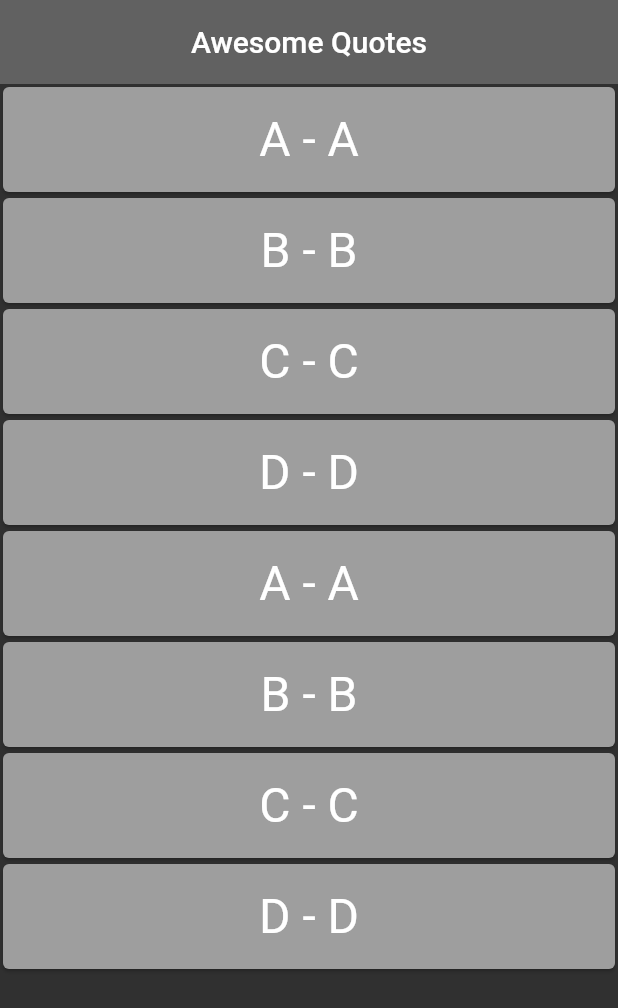
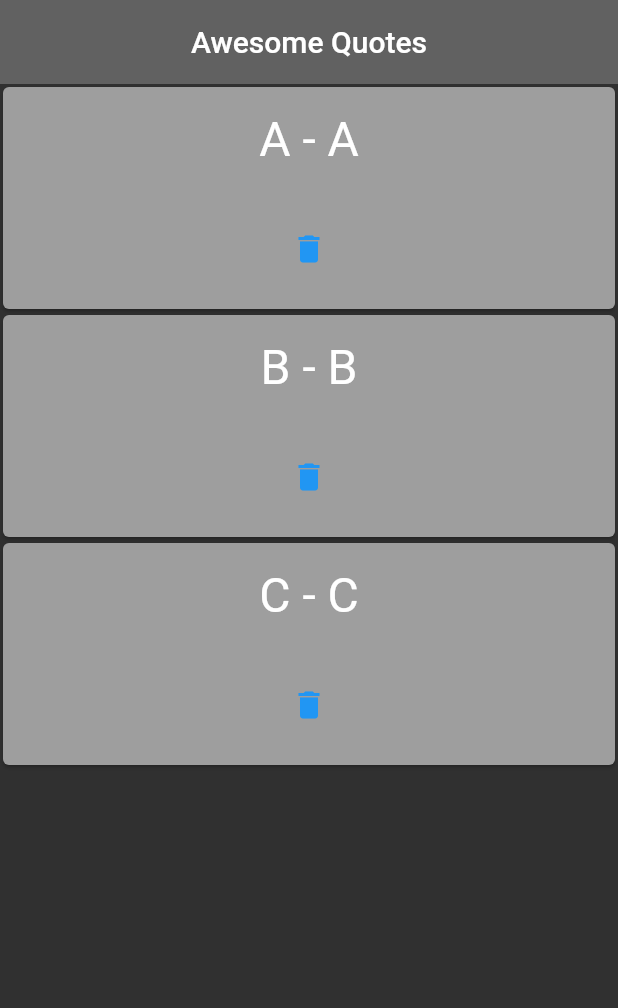
Before and after one commit to ArslanHayat12/Flutter-First-APP, a Flutter app: the screen it shows after launch, on a phone screen of 412 x 824 dp. Shown: the top 1008 px of the screen. Run offline on Flutter 3.47's test engine with Material 2 defaults, Android fonts, the phone set to English and light mode, and no system bars.

Commit message:
Remove card

```diff
--- a/lib/main.dart
+++ b/lib/main.dart
@@ -13,19 +13,14 @@ class QuoteList extends StatefulWidget {
 
 class _QuoteListState extends State<QuoteList> {
   int ninjaCounter = 0;
-
+  List<Quote> quotes = [
+    Quote(text: "A", author: "A"),
+    Quote(text: "B", author: "B"),
+    Quote(text: "C", author: "C")
+  ];
   @override
   Widget build(BuildContext context) {
-    List<Quote> quotes = [
-      Quote(text: "A", author: "A"),
-      Quote(text: "B", author: "B"),
-      Quote(text: "C", author: "C"),
-      Quote(text: "D", author: "D"),
-      Quote(text: "A", author: "A"),
-      Quote(text: "B", author: "B"),
-      Quote(text: "C", author: "C"),
-      Quote(text: "D", author: "D")
-    ];
+
     return Scaffold(
         backgroundColor: Colors.grey[850],
         appBar: AppBar(
@@ -35,8 +30,14 @@ class _QuoteListState extends State<QuoteList> {
           elevation: 0.0,
         ),
         body: Column(
-            children: quotes.map((quote) {
-          return  QuoteCard(quote:quote);
+            children: quotes.map((Quote quote) {
+          return QuoteCard(
+              quote: quote,
+              delete: () {
+                setState(() {
+                  quotes.remove(quote);
+                });
+              });
         }).toList()));
   }
 }
--- a/lib/quote_card.dart
+++ b/lib/quote_card.dart
@@ -3,7 +3,8 @@ import 'quote.dart';
 
 class QuoteCard extends StatelessWidget {
   final Quote quote;
-  QuoteCard({this.quote});
+  final Function delete;
+  QuoteCard({this.quote,this.delete});
 
   @override
   Widget build(BuildContext context) {
@@ -20,7 +21,10 @@ class QuoteCard extends StatelessWidget {
                         style: TextStyle(
                           color: Colors.white,
                           fontSize: 32,
-                        )))
+                        ))),
+                SizedBox(height:30),
+                TextButton(onPressed: delete, child: Icon(Icons.delete))
+
               ],
             )));
   }
```
